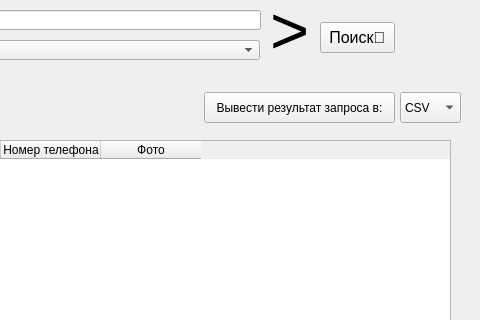
Qt form windows_ui/search.ui (GGhost-code/-) before a commit; both pictures show x 230 to 710 and y 0 to 320 of the 710 by 545 pixel window.
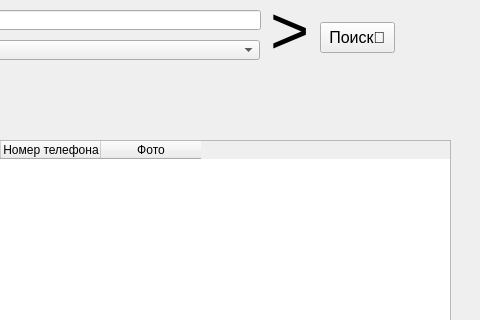
The same form after that commit.

The edit to the form file:
```diff
--- a/windows_ui/search.ui
+++ b/windows_ui/search.ui
@@ -164,44 +164,6 @@
      <string>Сбросить фильтры</string>
     </property>
    </widget>
-   <widget class="QComboBox" name="comboConvert">
-    <property name="geometry">
-     <rect>
-      <x>630</x>
-      <y>92</y>
-      <width>61</width>
-      <height>31</height>
-     </rect>
-    </property>
-    <item>
-     <property name="text">
-      <string>CSV</string>
-     </property>
-    </item>
-    <item>
-     <property name="text">
-      <string>WORD</string>
-     </property>
-    </item>
-   </widget>
-   <widget class="QPushButton" name="resComp">
-    <property name="geometry">
-     <rect>
-      <x>434</x>
-      <y>92</y>
-      <width>191</width>
-      <height>31</height>
-     </rect>
-    </property>
-    <property name="font">
-     <font>
-      <pointsize>9</pointsize>
-     </font>
-    </property>
-    <property name="text">
-     <string>Вывести результат запроса в:</string>
-    </property>
-   </widget>
   </widget>
   <widget class="QMenuBar" name="menubar">
    <property name="geometry">
```
